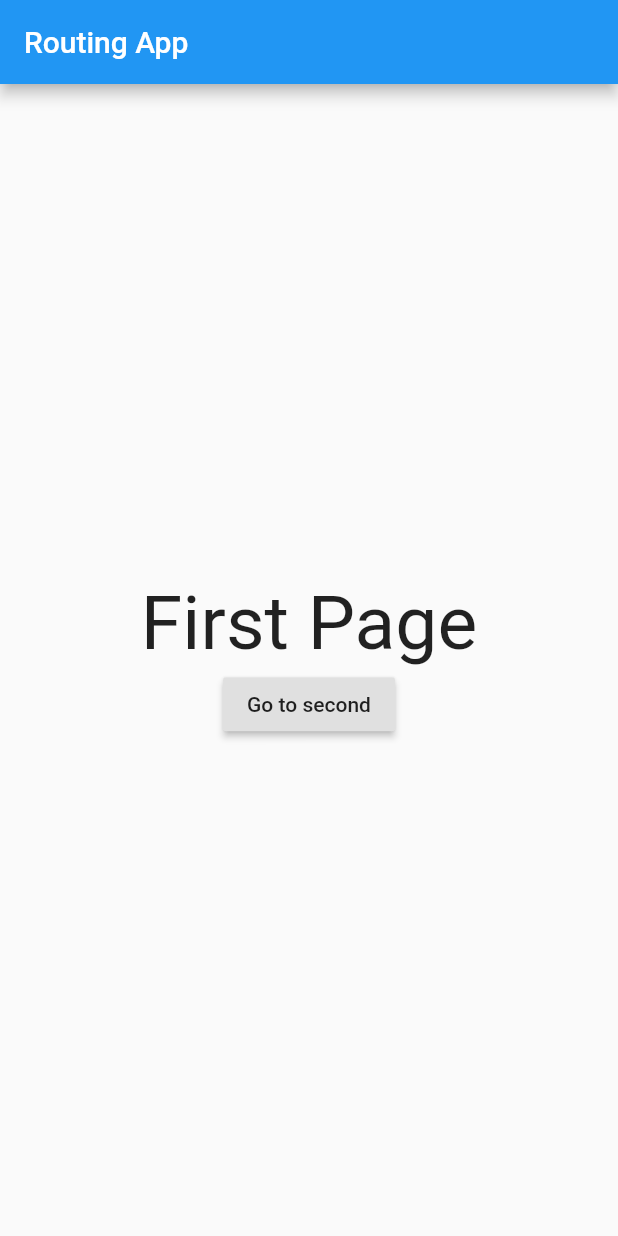
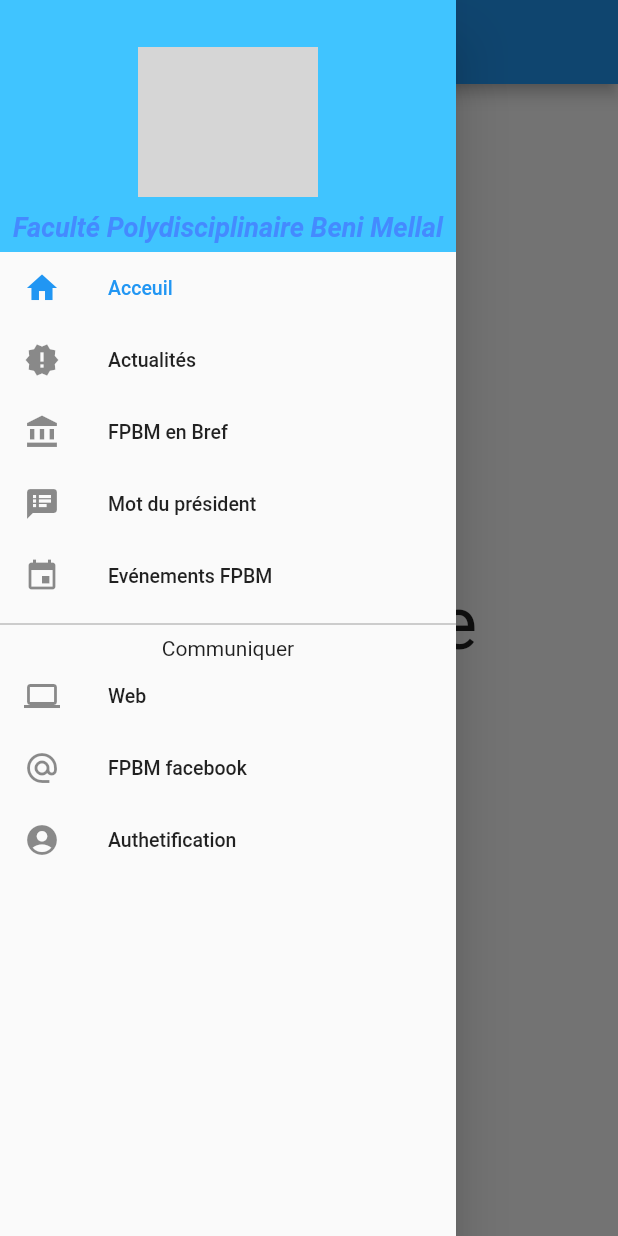
Before and after one commit to ISI-Students-OSS/i-university-mobile, a Flutter app: the screen it shows after launch, with the side drawer open (before the commit the screen has no drawer), on a phone screen of 412 x 824 dp. Run offline on Flutter 3.47's test engine with Material 2 defaults, Android fonts, the phone set to English and light mode, and no system bars; network calls fail; grey boxes are pictures that could not be loaded.

Commit message:
menu layout

```diff
--- a/lib/main.dart
+++ b/lib/main.dart
@@ -1,6 +1,6 @@
 import 'package:flutter/material.dart';
 import 'package:fpbm/route_generator.dart';
-
+import './views/menu/menu.dart';
 void main() => runApp(MyApp());
 
 class MyApp extends StatelessWidget {
@@ -33,6 +33,8 @@
       appBar: AppBar(
         title: Text('Routing App'),
       ),
+      drawer: Menu(),
+
       body: Center(
         child: Column(
           mainAxisSize: MainAxisSize.min,
@@ -63,6 +65,7 @@
       appBar: AppBar(
         title: Text('Routing App'),
       ),
+      drawer: Menu(),
       body: Center(
         child: Column(
           mainAxisSize: MainAxisSize.min,
--- /dev/null
+++ b/lib/views/menu/menu.dart
@@ -0,0 +1,101 @@
+import 'package:flutter/material.dart';
+
+
+class Menu extends StatelessWidget{
+  @override
+  Widget build(BuildContext context) {
+    return
+     Drawer(
+        child:Column(
+          children: <Widget>[
+            Container(
+              width: double.infinity,
+              padding: EdgeInsets.all(6),
+              color: Colors.lightBlueAccent,
+              child: Center(
+                child: Column(
+                  children: <Widget>[
+                    Container(
+                       margin: EdgeInsets.only(
+                      top: 25,
+                      bottom: 10),
+                      width: 120,
+                      height: 100,
+                      decoration: BoxDecoration(
+                        shape: BoxShape.circle,
+                        image: DecorationImage(
+                          image: NetworkImage("https://cdn-06.9rayti.com/rsrc/cache/widen_292/uploads/2016/01/logoFP2.png"),
+                          fit: BoxFit.fill,
+                        ),
+                        ),
+                    ),
+                    Text("Faculté Polydisciplinaire Beni Mellal",
+                    style: TextStyle(
+                      color: Colors.blueAccent,
+                      fontSize: 18,
+                      fontStyle: FontStyle.italic,
+                      fontWeight: FontWeight.bold
+                    ),
+                    )
+
+                  ],
+                ),
+              ),
+            ),
+            ListTile(
+              leading: Icon(Icons.home),
+              title: Text("Acceuil"),
+              selected: true,
+              dense: true,
+
+            ),
+            ListTile(
+              leading: Icon(Icons.new_releases),
+              title: Text("Actualités"),
+                     dense: true,
+                ),
+            ListTile(
+              leading: Icon(Icons.account_balance),
+              title: Text("FPBM en Bref"),
+              dense: true,
+            ),
+            ListTile(
+              leading: Icon(Icons.speaker_notes),
+              title: Text("Mot du président"),
+              dense: true,
+            ),
+            ListTile(
+              leading: Icon(Icons.event),
+              title: Text("Evénements FPBM"),
+              dense: true,
+            ),
+            Divider(color: Colors.grey,
+            ),
+            Text("Communiquer",
+            textAlign: TextAlign.right,
+            ),
+            ListTile(
+              leading: Icon(Icons.laptop),
+              title: Text("Web"),
+              dense: true,
+
+            ),
+             ListTile(
+              leading: Icon(Icons.alternate_email),
+              title: Text("FPBM facebook"),
+              dense: true,
+            ),
+
+            ListTile(
+              leading: Icon(Icons.account_circle),
+              title: Text("Authetification"),
+              dense: true,
+
+            ),
+
+          ],
+        )
+      );
+
+  }
+}
```
Also changed, not shown: pubspec.lock.
